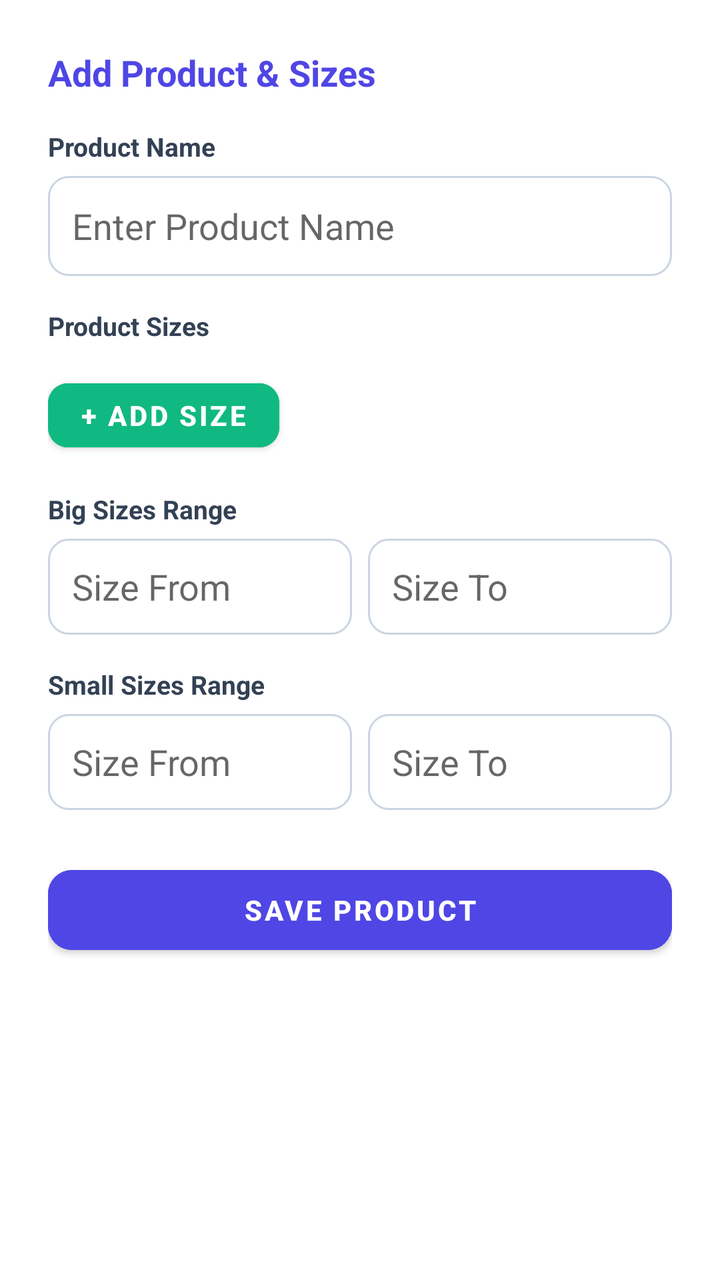
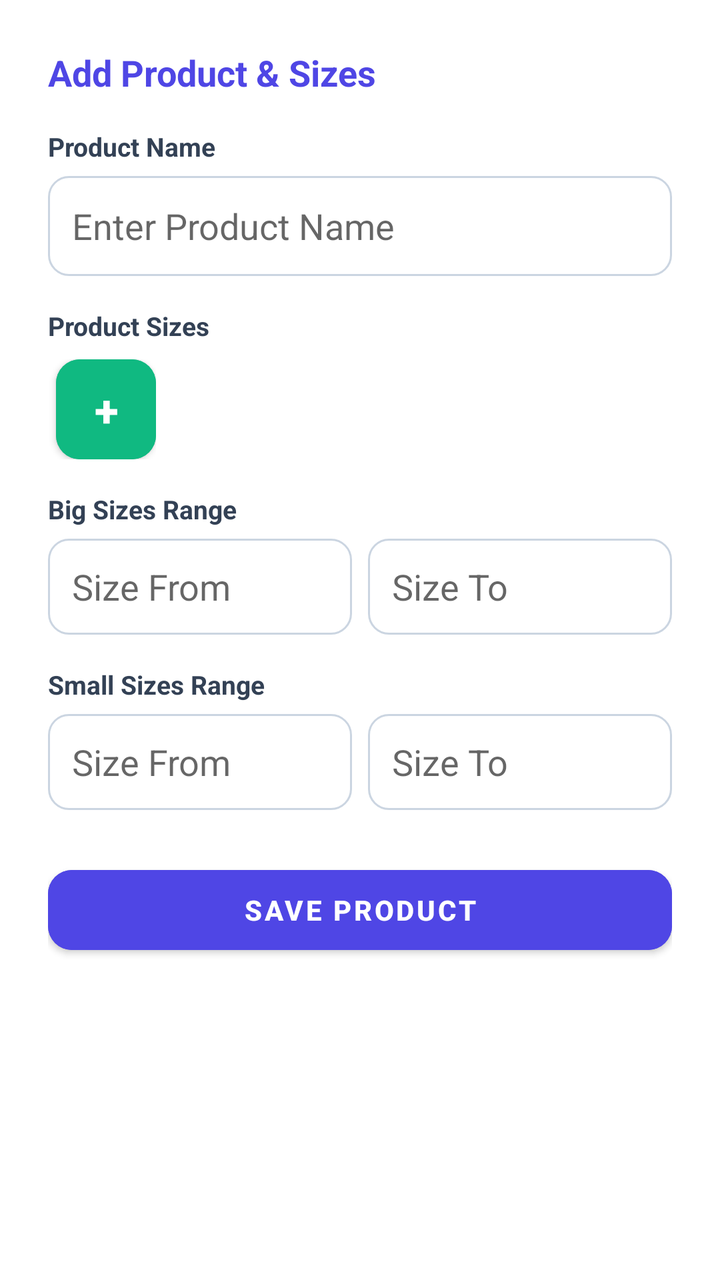

Two renders of the same Android screen: before a commit and after it. Below are the layout's source before the change and the commit's diff.
<!-- AndroidManifest.xml: application theme Theme.MaterialComponents.DayNight.NoActionBar -->
<!-- res/layout/dialog_product_config.xml -->
<?xml version="1.0" encoding="utf-8"?>
<ScrollView xmlns:android="http://schemas.android.com/apk/res/android"
    xmlns:app="http://schemas.android.com/apk/res-auto"
    android:layout_width="match_parent"
    android:layout_height="wrap_content"
    android:background="@drawable/bg_dialog_rounded"
    android:padding="24dp">

    <LinearLayout
        android:layout_width="match_parent"
        android:layout_height="wrap_content"
        android:orientation="vertical">

        <TextView
            android:layout_width="wrap_content"
            android:layout_height="wrap_content"
            android:text="Add Product &amp; Sizes"
            android:textSize="18sp"
            android:textStyle="bold"
            android:textColor="#4F46E5"
            android:layout_marginBottom="16dp"/>

        <TextView 
            android:layout_width="wrap_content"
            android:layout_height="wrap_content"
            android:text="Product Name" 
            android:textSize="13sp"
            android:textStyle="bold" 
            android:textColor="#334155"
            android:layout_marginBottom="6dp"/>
        <EditText
            android:id="@+id/etProductName"
            android:layout_width="match_parent"
            android:layout_height="50dp"
            android:hint="Enter Product Name"
            android:paddingHorizontal="12dp"
            android:background="@drawable/bg_rounded_edittext"
            android:layout_marginBottom="16dp"/>

        <TextView 
            android:layout_width="wrap_content"
            android:layout_height="wrap_content"
            android:text="Product Sizes" 
            android:textSize="13sp"
            android:textStyle="bold" 
            android:textColor="#334155"
            android:layout_marginBottom="6dp"/>
        <LinearLayout
            android:id="@+id/layoutSizeRows"
            android:layout_width="match_parent"
            android:layout_height="wrap_content"
            android:orientation="vertical"
            android:layout_marginBottom="8dp"/>

        <Button
            android:id="@+id/btnAddSize"
            android:layout_width="wrap_content"
            android:layout_height="44dp"
            android:text="+ Add Size"
            android:textStyle="bold"
            android:backgroundTint="#10B981"
            android:textColor="#FFFFFF"
            app:cornerRadius="10dp"
            android:layout_marginBottom="16dp"/>

        <TextView 
            android:layout_width="wrap_content"
            android:layout_height="wrap_content"
            android:text="Big Sizes Range" 
            android:textSize="13sp"
            android:textStyle="bold" 
            android:textColor="#334155"
            android:layout_marginBottom="6dp"/>
        <LinearLayout
            android:layout_width="match_parent"
            android:layout_height="wrap_content"
            android:orientation="horizontal"
            android:layout_marginBottom="16dp">
            <EditText
                android:id="@+id/etBigFrom"
                android:layout_width="0dp"
                android:layout_height="48dp"
                android:layout_weight="1"
                android:hint="Size From"
                android:paddingHorizontal="12dp"
                android:background="@drawable/bg_rounded_edittext"
                android:layout_marginRight="8dp"/>
            <EditText
                android:id="@+id/etBigTo"
                android:layout_width="0dp"
                android:layout_height="48dp"
                android:layout_weight="1"
                android:hint="Size To"
                android:paddingHorizontal="12dp"
                android:background="@drawable/bg_rounded_edittext"/>
        </LinearLayout>

        <TextView 
            android:layout_width="wrap_content"
            android:layout_height="wrap_content"
            android:text="Small Sizes Range" 
            android:textSize="13sp"
            android:textStyle="bold" 
            android:textColor="#334155"
            android:layout_marginBottom="6dp"/>
        <LinearLayout
            android:layout_width="match_parent"
            android:layout_height="wrap_content"
            android:orientation="horizontal"
            android:layout_marginBottom="24dp">
            <EditText
                android:id="@+id/etSmallFrom"
                android:layout_width="0dp"
                android:layout_height="48dp"
                android:layout_weight="1"
                android:hint="Size From"
                android:paddingHorizontal="12dp"
                android:background="@drawable/bg_rounded_edittext"
                android:layout_marginRight="8dp"/>
            <EditText
                android:id="@+id/etSmallTo"
                android:layout_width="0dp"
                android:layout_height="48dp"
                android:layout_weight="1"
                android:hint="Size To"
                android:paddingHorizontal="12dp"
                android:background="@drawable/bg_rounded_edittext"/>
        </LinearLayout>

        <Button
            android:id="@+id/btnSaveProduct"
            android:layout_width="match_parent"
            android:layout_height="52dp"
            android:text="Save Product"
            android:textStyle="bold"
            android:backgroundTint="#4F46E5"
            android:textColor="#FFFFFF"
            app:cornerRadius="12dp"/>

    </LinearLayout>
</ScrollView>
<!-- resources referenced by this layout -->
<resources>
  <!-- drawable bg_dialog_rounded (drawable) -->
  <?xml version="1.0" encoding="utf-8"?>
  <shape xmlns:android="http://schemas.android.com/apk/res/android"
      android:shape="rectangle">
      <solid android:color="#FFFFFF"/>
      <corners android:radius="20dp"/>
  </shape>
  <!-- drawable bg_rounded_edittext (drawable) -->
  <?xml version="1.0" encoding="utf-8"?>
  <shape xmlns:android="http://schemas.android.com/apk/res/android"
      android:shape="rectangle">
      <solid android:color="#FFFFFF"/>
      <corners android:radius="10dp"/>
      <stroke android:width="1dp" android:color="#CBD5E1"/>
  </shape>
</resources>

<!-- the commit's change to res/layout/dialog_product_config.xml (unified diff, before → after) -->
@@ -44,24 +44,46 @@
             android:textSize="13sp"
             android:textStyle="bold" 
             android:textColor="#334155"
-            android:layout_marginBottom="6dp"/>
-        <LinearLayout
-            android:id="@+id/layoutSizeRows"
+            android:layout_marginBottom="8dp"/>
+
+        
+        <HorizontalScrollView
             android:layout_width="match_parent"
             android:layout_height="wrap_content"
-            android:orientation="vertical"
-            android:layout_marginBottom="8dp"/>
+            android:scrollbars="none"
+            android:layout_marginBottom="16dp">
 
-        <Button
-            android:id="@+id/btnAddSize"
-            android:layout_width="wrap_content"
-            android:layout_height="44dp"
-            android:text="+ Add Size"
-            android:textStyle="bold"
-            android:backgroundTint="#10B981"
-            android:textColor="#FFFFFF"
-            app:cornerRadius="10dp"
-            android:layout_marginBottom="16dp"/>
+            <LinearLayout
+                android:layout_width="wrap_content"
+                android:layout_height="wrap_content"
+                android:orientation="horizontal"
+                android:gravity="center_vertical">
+
+                <LinearLayout
+                    android:id="@+id/layoutSizeRows"
+                    android:layout_width="wrap_content"
+                    android:layout_height="wrap_content"
+                    android:orientation="horizontal"
+                    android:gravity="center_vertical"/>
+
+                <com.google.android.material.button.MaterialButton
+                    android:id="@+id/btnAddSize"
+                    android:layout_width="50dp"
+                    android:layout_height="50dp"
+                    android:text="+"
+                    android:textSize="22sp"
+                    android:textStyle="bold"
+                    android:insetLeft="0dp"
+                    android:insetTop="0dp"
+                    android:insetRight="0dp"
+                    android:insetBottom="0dp"
+                    android:padding="0dp"
+                    android:backgroundTint="#10B981"
+                    android:textColor="#FFFFFF"
+                    app:cornerRadius="12dp"
+                    android:layout_marginStart="4dp"/>
+            </LinearLayout>
+        </HorizontalScrollView>
 
         <TextView 
             android:layout_width="wrap_content"
